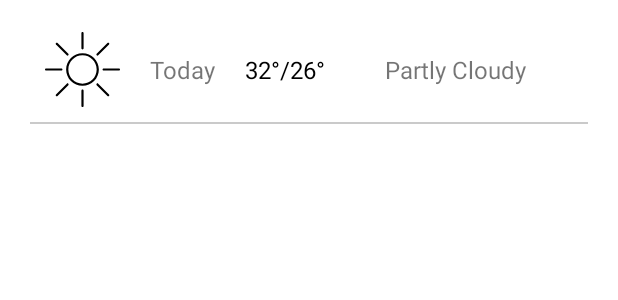
After one commit to 10-kapilkori/WeatherAnalyser, an Android app: the layout custom_type_weather.xml on its own in the app's theme, with its tools: preview values and no code run, on a phone screen of 412 x 824 dp. The commit adds this screen. Shown: the top 300 px of the screen. Run offline under Robolectric (Android 15) with nearby library versions, the phone set to English and light mode, and no system bars.

Commit message:
added weekly layout

```diff
--- a/app/build.gradle
+++ b/app/build.gradle
@@ -15,6 +15,11 @@ android {
         dataBinding {
             enabled true
         }
+
+        viewBinding {
+            enabled true
+        }
+
         testInstrumentationRunner "androidx.test.runner.AndroidJUnitRunner"
     }
 
--- /dev/null
+++ b/app/src/main/res/layout/custom_type_weather.xml
@@ -0,0 +1,66 @@
+<?xml version="1.0" encoding="utf-8"?>
+<androidx.constraintlayout.widget.ConstraintLayout xmlns:android="http://schemas.android.com/apk/res/android"
+    xmlns:app="http://schemas.android.com/apk/res-auto"
+    android:layout_width="match_parent"
+    android:layout_height="wrap_content">
+
+    <ImageView
+        android:id="@+id/weather_type_iv_rv"
+        android:layout_width="50dp"
+        android:layout_height="50dp"
+        android:layout_marginStart="30dp"
+        android:contentDescription="@string/type"
+        android:src="@drawable/ic_sun_dark"
+        android:visibility="visible"
+        app:layout_constraintBottom_toBottomOf="parent"
+        app:layout_constraintStart_toStartOf="parent"
+        app:layout_constraintTop_toTopOf="parent" />
+
+    <TextView
+        android:id="@+id/day_tv_rv"
+        android:layout_width="wrap_content"
+        android:layout_height="wrap_content"
+        android:layout_marginStart="20dp"
+        android:layout_marginTop="35dp"
+        android:text="@string/today"
+        android:textSize="16sp"
+        app:layout_constraintStart_toEndOf="@id/weather_type_iv_rv"
+        app:layout_constraintTop_toTopOf="parent" />
+
+    <TextView
+        android:id="@+id/temp_tv_rv"
+        android:layout_width="wrap_content"
+        android:layout_height="wrap_content"
+        android:layout_marginStart="20dp"
+        android:layout_marginTop="35dp"
+        android:text="@string/temp_weekly"
+        android:textColor="@color/black"
+        android:textSize="16sp"
+        app:layout_constraintStart_toEndOf="@id/day_tv_rv"
+        app:layout_constraintTop_toTopOf="parent" />
+
+    <TextView
+        android:id="@+id/temp_type_rv"
+        android:layout_width="wrap_content"
+        android:layout_height="wrap_content"
+        android:layout_marginStart="40dp"
+        android:layout_marginTop="35dp"
+        android:text="@string/type"
+        android:textSize="16sp"
+        app:layout_constraintStart_toEndOf="@id/temp_tv_rv"
+        app:layout_constraintTop_toTopOf="parent" />
+
+    <View
+        android:id="@+id/dash"
+        android:layout_width="match_parent"
+        android:layout_height="1dp"
+        android:layout_marginStart="20dp"
+        android:layout_marginTop="10dp"
+        android:layout_marginEnd="20dp"
+        android:layout_marginBottom="10dp"
+        android:background="#CACACA"
+        app:layout_constraintBottom_toBottomOf="parent"
+        app:layout_constraintEnd_toEndOf="parent"
+        app:layout_constraintStart_toStartOf="@id/weather_type_iv_rv"
+        app:layout_constraintTop_toBottomOf="@id/weather_type_iv_rv" />
+</androidx.constraintlayout.widget.ConstraintLayout>
--- a/app/src/main/res/values/strings.xml
+++ b/app/src/main/res/values/strings.xml
@@ -9,10 +9,13 @@
     <string name="new_delhi">Venkatanarasimharajuvaripeta</string>
     <string name="type">Partly Cloudy</string>
     <string name="temp">12</string>
+    <string name="temp_weekly">32&#xb0;/26&#xb0;</string>
     <string name="sign">℃</string>
     <string name="temp_img">Temp Img</string>
     <string name="feel_like">Feel Like</string>
     <string name="humidity">Humidity</string>
     <string name="wind">Wind</string>
     <string name="uv">UV Index</string>
+    <string name="option_menu">option menu</string>
+    <string name="search_menu">Search</string>
 </resources>
```
Also changed, not shown: app/src/main/res/drawable/ic_baseline_search_24.xml (added, +10 -0 lines), app/src/main/res/drawable/ic_cloudy_weather.xml (added, +25 -0 lines), app/src/main/res/drawable/ic_menu.xml (added, +15 -0 lines), app/src/main/res/layout/fragment_present.xml (+5 -5 lines), app/src/main/res/layout/fragment_weekly.xml (+123 -7 lines).
